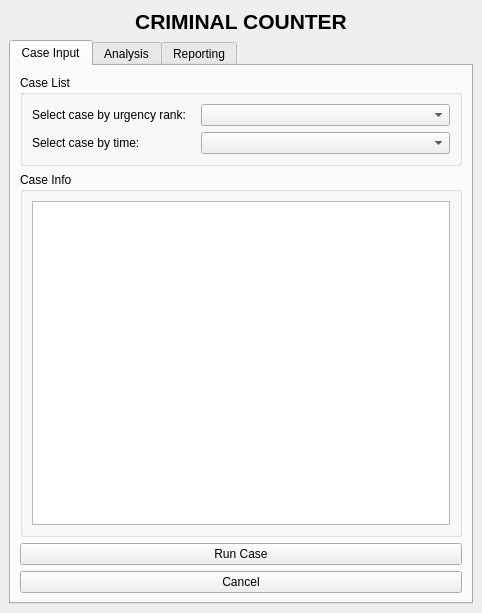
Above: criminal_counter/criminal_counter_dockwidget_base.ui from DaveyOldenburg/2017_Group6_Criminal_Counter before the change. Below: the same form after it.
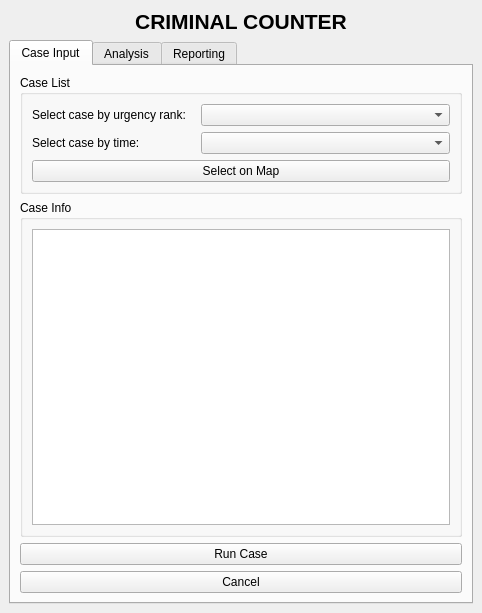
That is the form after the change. Icons and pictures are not drawn.

Commit message:
you thought you were done with me
case clickable now

What changed in the file:
```diff
--- a/criminal_counter/criminal_counter_dockwidget_base.ui
+++ b/criminal_counter/criminal_counter_dockwidget_base.ui
@@ -80,6 +80,19 @@
              </item>
             </layout>
            </item>
+           <item>
+            <widget class="QPushButton" name="Button_SelectCase">
+             <property name="maximumSize">
+              <size>
+               <width>6777215</width>
+               <height>16777215</height>
+              </size>
+             </property>
+             <property name="text">
+              <string>Select on Map</string>
+             </property>
+            </widget>
+           </item>
           </layout>
          </widget>
         </item>
```
The commit also changes 2 other files.
